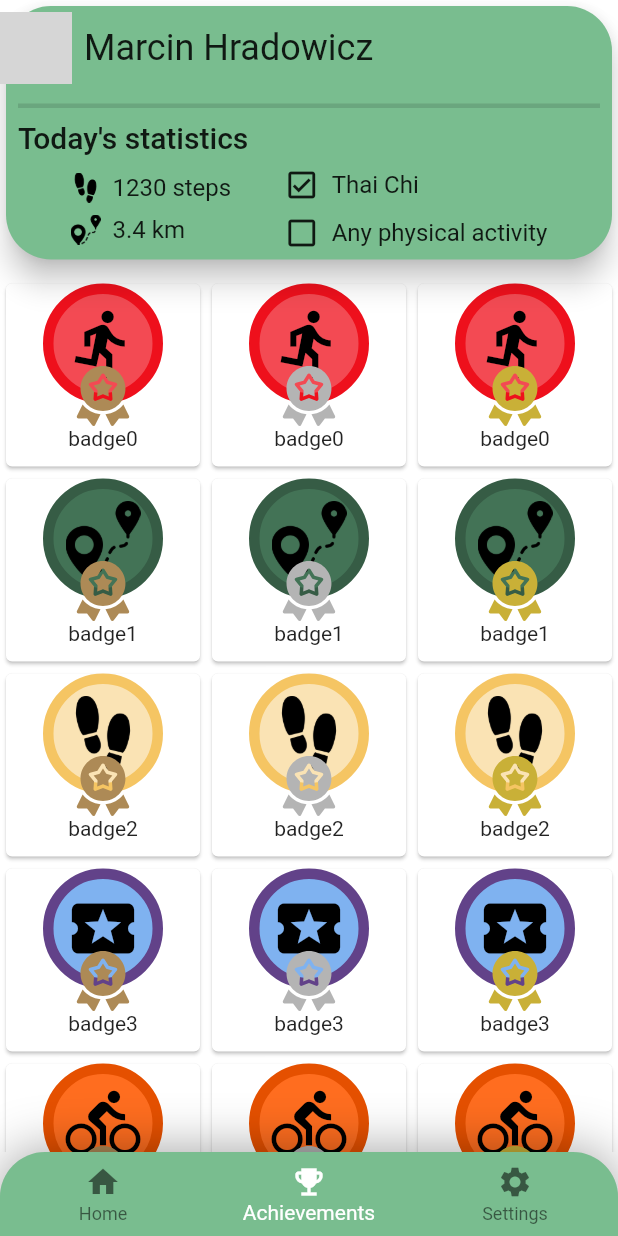
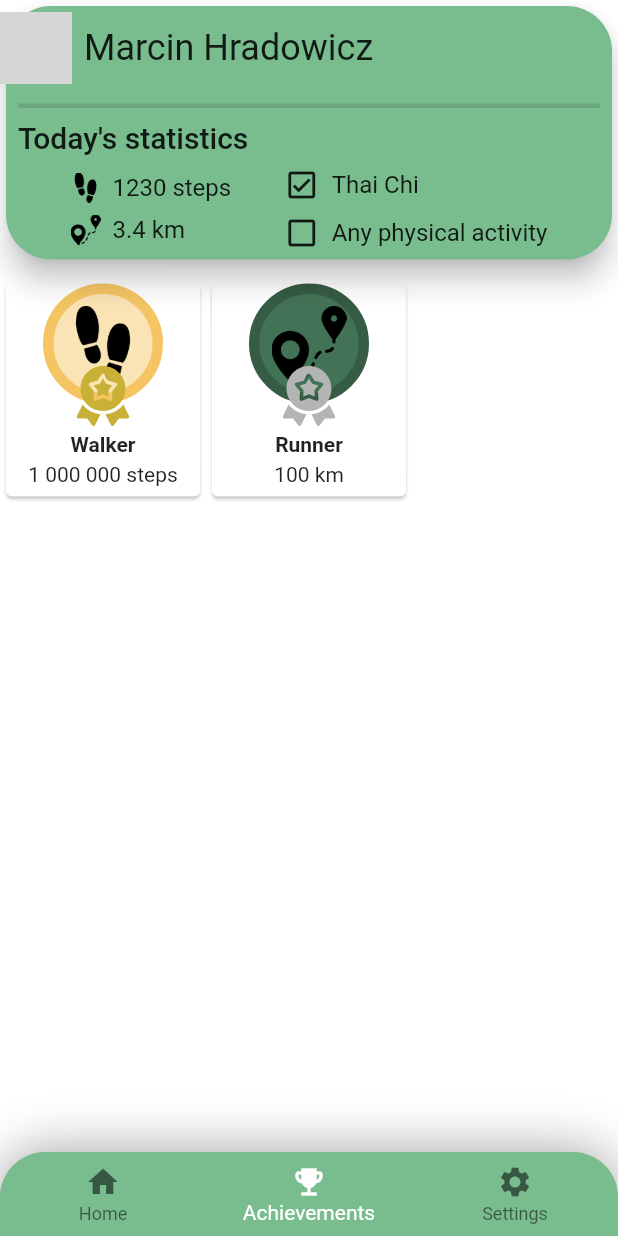
Before and after one commit to LiLatee/GATLI_Master_Thesis, a Flutter app: the screen it shows after launch, item 2 of the bottom bar chosen, on a phone screen of 412 x 824 dp. Run offline on Flutter 3.47's test engine with Material 2 defaults, Android fonts, the phone set to English and light mode, and no system bars; our stand-ins replace bloc, flutter_bloc, flutter_svg, get_it, shared_preferences, youtube_player_flutter; missing offline and left inert: fluttermoji; generated files the repository leaves out were written again; grey boxes are pictures that could not be loaded.

Commit message:
badges cleaned

```diff
--- a/lib/core/l10n/app_en.arb
+++ b/lib/core/l10n/app_en.arb
@@ -19,5 +19,7 @@
     "steps": "steps",
     "anyPhysicalActivity": "Any physical activity",
     "thaiChi": "Thai Chi",
-    "todaysStatistics": "Today's statistics"
+    "todaysStatistics": "Today's statistics",
+    "runner": "Runner",
+    "walker": "Walker"
 }
--- a/lib/core/l10n/app_pl.arb
+++ b/lib/core/l10n/app_pl.arb
@@ -19,5 +19,7 @@
     "steps": "kroki",
     "anyPhysicalActivity": "Aktywność fizyczna",
     "thaiChi": "Thai Chi",
-    "todaysStatistics": "Dzisiejsze statystki"
+    "todaysStatistics": "Dzisiejsze statystki",
+    "runner": "Biegacz",
+    "walker": "Chodziarz"
 }
--- /dev/null
+++ b/lib/features/widgets/badges.dart
@@ -0,0 +1,263 @@
+import 'package:flutter/material.dart';
+import 'package:flutter_svg/flutter_svg.dart';
+import 'package:master_thesis/core/constants/image_paths.dart';
+import 'package:master_thesis/core/l10n/l10n.dart';
+
+const lightLevelColors = {
+  Level.BRONZE: Color(0xffAD8A56),
+  Level.SILVER: Color(0xffB4B4B4),
+  Level.GOLD: Color(0xffC9B037),
+};
+
+enum Level { BRONZE, SILVER, GOLD }
+
+class Badge extends StatelessWidget {
+  const Badge({
+    required this.title,
+    this.subtitle = '',
+    required this.lightColor,
+    required this.darkColor,
+    required this.level,
+    required this.icon,
+  });
+
+  final String title;
+  final String subtitle;
+  final Color lightColor;
+  final Color darkColor;
+  final Level level;
+  final Widget icon;
+
+  @override
+  Widget build(BuildContext context) {
+    return Column(
+      children: [
+        Container(
+          width: 80,
+          height: 95,
+          child: Stack(
+            children: [
+              Container(
+                width: 80,
+                height: 80,
+                decoration: BoxDecoration(
+                    color: lightColor,
+                    shape: BoxShape.circle,
+                    border: Border.all(
+                      color: darkColor,
+                      width: 7,
+                    )),
+                child: CircleAvatar(
+                  backgroundColor: Colors.transparent,
+                  foregroundColor: Colors.black,
+                  child: icon,
+                ),
+              ),
+              Positioned(
+                bottom: 0,
+                left: 20,
+                child: SvgPicture.asset(
+                  badge2Icon,
+                  color: lightLevelColors[level],
+                  width: 40,
+                  height: 40,
+                ),
+                // child: Icon(
+                //   Icons.star,
+                //   size: 40,
+                //   color: lightLevelColors[badges[index].level],
+                // ),
+              ),
+            ],
+          ),
+        ),
+        const SizedBox(height: 4),
+        Text(
+          title,
+          style: const TextStyle(fontWeight: FontWeight.bold),
+        ),
+        const SizedBox(height: 4),
+        Text(subtitle),
+      ],
+    );
+  }
+}
+
+Widget? getBadgeUsingKey(
+    {required BuildContext context, required String badgeKey}) {
+  final Map<String, Widget> badges = {
+    // 'badgeWeekActivityTimeLevel1': Badge(
+    //   title: context.l10n.runner,
+    //   subtitle: '10 km',
+    //   lightColor: const Color(0xffF34A53),
+    //   darkColor: const Color(0xffee101c),
+    //   level: Level.BRONZE,
+    //   icon: const Icon(
+    //     Icons.directions_run,
+    //     size: 50,
+    //   ),
+    // ),
+    // 'badgeKilometersLevel2': Badge(
+    //   title: context.l10n.runner,
+    //   subtitle: '100 km',
+    //   lightColor: const Color(0xffF34A53),
+    //   darkColor: const Color(0xffee101c),
+    //   level: Level.SILVER,
+    //   icon: const Icon(
+    //     Icons.directions_run,
+    //     size: 50,
+    //   ),
+    // ),
+    // 'badgeKilometersLevel3': Badge(
+    //   title: context.l10n.runner,
+    //   subtitle: '1000 km',
+    //   lightColor: const Color(0xffF34A53),
+    //   darkColor: const Color(0xffee101c),
+    //   level: Level.GOLD,
+    //   icon: const Icon(
+    //     Icons.directions_run,
+    //     size: 50,
+    //   ),
+    // ),
+    'badgeKilometersLevel1': Badge(
+      title: context.l10n.runner,
+      subtitle: '10 km',
+      lightColor: const Color(0xff437356),
+      darkColor: const Color(0xff365c45),
+      level: Level.BRONZE,
+      icon: Image.asset(
+        distanceIcon,
+        height: 50,
+        width: 50,
+      ),
+    ),
+    'badgeKilometersLevel2': Badge(
+      title: context.l10n.runner,
+      subtitle: '100 km',
+      lightColor: const Color(0xff437356),
+      darkColor: const Color(0xff365c45),
+      level: Level.SILVER,
+      icon: Image.asset(
+        distanceIcon,
+        height: 50,
+        width: 50,
+      ),
+    ),
+    'badgeKilometersLevel3': Badge(
+      title: context.l10n.runner,
+      subtitle: '1000 km',
+      lightColor: const Color(0xff437356),
+      darkColor: const Color(0xff365c45),
+      level: Level.GOLD,
+      icon: Image.asset(
+        distanceIcon,
+        height: 50,
+        width: 50,
+      ),
+    ),
+    'badgeStepsLevel1': Badge(
+      title: context.l10n.walker,
+      subtitle: '10 000' + context.l10n.steps,
+      lightColor: const Color(0xffFAE3B4),
+      darkColor: const Color(0xfff5c563),
+      level: Level.BRONZE,
+      icon: Image.asset(
+        footstepsIcon,
+        height: 50,
+        width: 50,
+      ),
+    ),
+    'badgeStepsLevel2': Badge(
+      title: context.l10n.walker,
+      subtitle: '100 000' + context.l10n.steps,
+      lightColor: const Color(0xffFAE3B4),
+      darkColor: const Color(0xfff5c563),
+      level: Level.SILVER,
+      icon: Image.asset(
+        footstepsIcon,
+        height: 50,
+        width: 50,
+      ),
+    ),
+    'badgeStepsLevel3': Badge(
+      title: context.l10n.walker,
+      subtitle: '1 000 000 ' + context.l10n.steps,
+      lightColor: const Color(0xffFAE3B4),
+      darkColor: const Color(0xfff5c563),
+      level: Level.GOLD,
+      icon: Image.asset(
+        footstepsIcon,
+        height: 50,
+        width: 50,
+      ),
+    ),
+    // Badge(
+    //       title: context.l10n.runner,
+    //   subtitle: '10 km',
+    //   lightColor: Color(0xff7FB2F0),
+    //   darkColor: Color(0xff624289),
+    //   level: Level.BRONZE,
+    //   icon: Icon(
+    //     Icons.local_activity,
+    //     size: 50,
+    //   ),
+    // ),
+    // Badge(
+    //       title: context.l10n.runner,
+    //   subtitle: '10 km',
+    //   lightColor: Color(0xff7FB2F0),
+    //   darkColor: Color(0xff624289),
+    //   level: Level.SILVER,
+    //   icon: Icon(
+    //     Icons.local_activity,
+    //     size: 50,
+    //   ),
+    // ),
+    // Badge(
+    //       title: context.l10n.runner,
+    //   subtitle: '10 km',
+    //   lightColor: Color(0xff7FB2F0),
+    //   darkColor: Color(0xff624289),
+    //   level: Level.GOLD,
+    //   icon: Icon(
+    //     Icons.local_activity,
+    //     size: 50,
+    //   ),
+    // ),
+    // Badge(
+    //       title: context.l10n.runner,
+    //   subtitle: '10 km',
+    //   lightColor: Color(0xffFF6D1F),
+    //   darkColor: Color(0xffe55000),
+    //   level: Level.BRONZE,
+    //   icon: Icon(
+    //     Icons.directions_bike,
+    //     size: 50,
+    //   ),
+    // ),
+    // Badge(
+    //       title: context.l10n.runner,
+    //   subtitle: '10 km',
+    //   lightColor: Color(0xffFF6D1F),
+    //   darkColor: Color(0xffe55000),
+    //   level: Level.SILVER,
+    //   icon: Icon(
+    //     Icons.directions_bike,
+    //     size: 50,
+    //   ),
+    // ),
+    // Badge(
+    //       title: context.l10n.runner,
+    //   subtitle: '10 km',
+    //   lightColor: Color(0xffFF6D1F),
+    //   darkColor: Color(0xffe55000),
+    //   level: Level.GOLD,
+    //   icon: Icon(
+    //     Icons.directions_bike,
+    //     size: 50,
+    //   ),
+    // ),
+  };
+
+  return badges[badgeKey];
+}
--- a/lib/features/widgets/custom_bottom_navigation_bar.dart
+++ b/lib/features/widgets/custom_bottom_navigation_bar.dart
@@ -13,7 +13,7 @@ class CustomBottomNavigationBar extends StatelessWidget {
   @override
   Widget build(BuildContext context) {
     return Container(
-      decoration: BoxDecoration(
+      decoration: const BoxDecoration(
         borderRadius: BorderRadius.only(
           topRight: Radius.circular(AppConstants.cornersRoundingRadius),
           topLeft: Radius.circular(AppConstants.cornersRoundingRadius),
@@ -26,7 +26,7 @@ class CustomBottomNavigationBar extends StatelessWidget {
         ],
       ),
       child: ClipRRect(
-        borderRadius: BorderRadius.only(
+        borderRadius: const BorderRadius.only(
           topLeft: Radius.circular(AppConstants.cornersRoundingRadius),
           topRight: Radius.circular(AppConstants.cornersRoundingRadius),
         ),
--- a/lib/main.dart
+++ b/lib/main.dart
@@ -1,5 +1,6 @@
 import 'package:flutter/material.dart';
 import 'package:flutter_bloc/flutter_bloc.dart';
+import 'package:flutter_localizations/flutter_localizations.dart';
 import 'package:master_thesis/core/themes/app_theme.dart';
 import 'package:flutter_gen/gen_l10n/app_localizations.dart';
 import 'package:master_thesis/features/home_page/home_screen.dart';
@@ -39,11 +40,14 @@ class MyApp extends StatelessWidget {
       theme: AppTheme.lightTheme,
       darkTheme: AppTheme.darkTheme,
       // themeMode: themeState is ThemeDark ? ThemeMode.dark : ThemeMode.light,
-      localizationsDelegates: AppLocalizations.localizationsDelegates,
+      localizationsDelegates: const [
+        AppLocalizations.delegate,
+        GlobalMaterialLocalizations.delegate,
+      ],
       supportedLocales: AppLocalizations.supportedLocales,
       locale: null, // TODO
       // home: _buildProperScreen(),
-      home: HomePage(),
+      home: const HomePage(),
     );
   }
 
@@ -51,11 +55,11 @@ class MyApp extends StatelessWidget {
     return BlocBuilder<LaunchingCubit, LaunchingState>(
       builder: (context, state) {
         if (state is LaunchingSetProfile) {
-          return SetNameScreen();
+          return const SetNameScreen();
         } else if (state is LaunchingHomeScreen) {
-          return HomePage();
+          return const HomePage();
         } else {
-          return SplashScreen();
+          return const SplashScreen();
         }
       },
     );
--- a/pubspec.yaml
+++ b/pubspec.yaml
@@ -18,13 +18,13 @@ publish_to: 'none' # Remove this line if you wish to publish to pub.dev
 version: 1.0.0+1
 
 environment:
-  sdk: ">=2.12.0 <3.0.0"
+  sdk: ">=2.13.0 <3.0.0"
 
 dependencies:
   cupertino_icons: ^1.0.2
   flutter:
     sdk: flutter
-  flutter_bloc: ^7.0.1
+  flutter_bloc: ^7.2.0
   flutter_localizations:
     sdk: flutter
   flutter_svg: ^0.21.0
```
Also changed, not shown: lib/core/l10n/l10n.dart (added, +9 -0 lines), lib/features/home_page/achievements_page/achievements_page.dart (+187 -225 lines), pubspec.lock.
